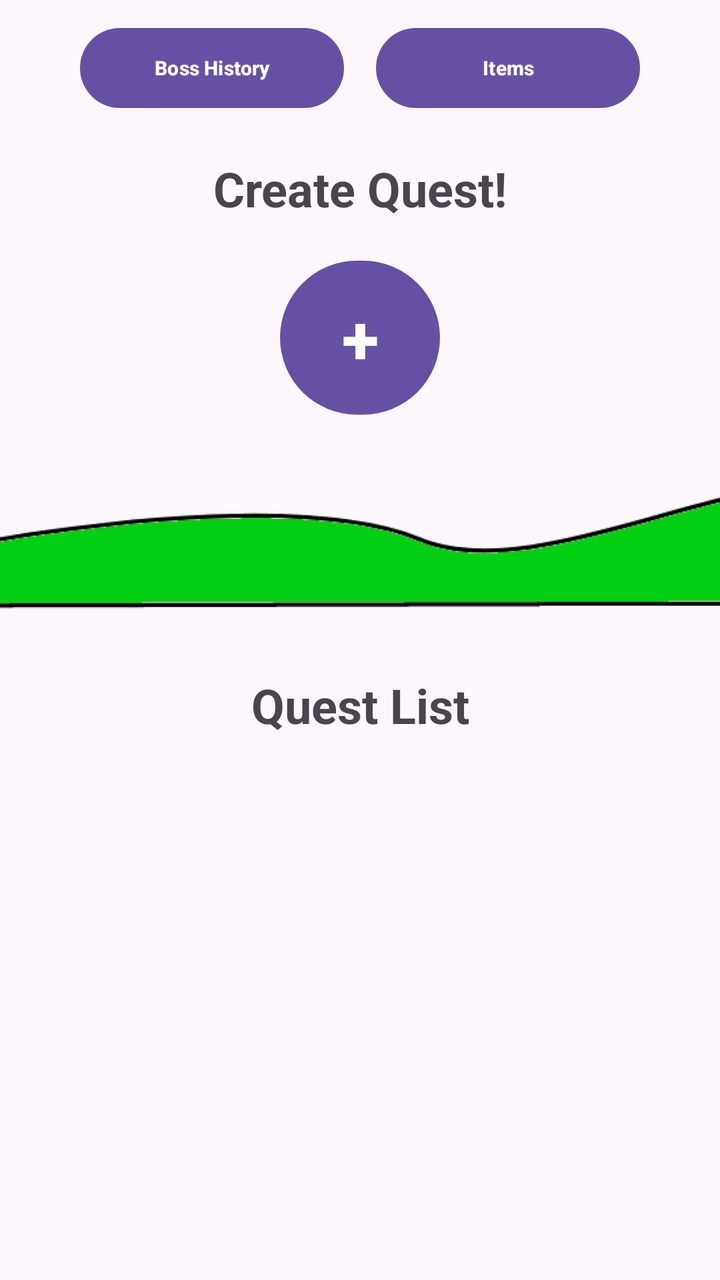
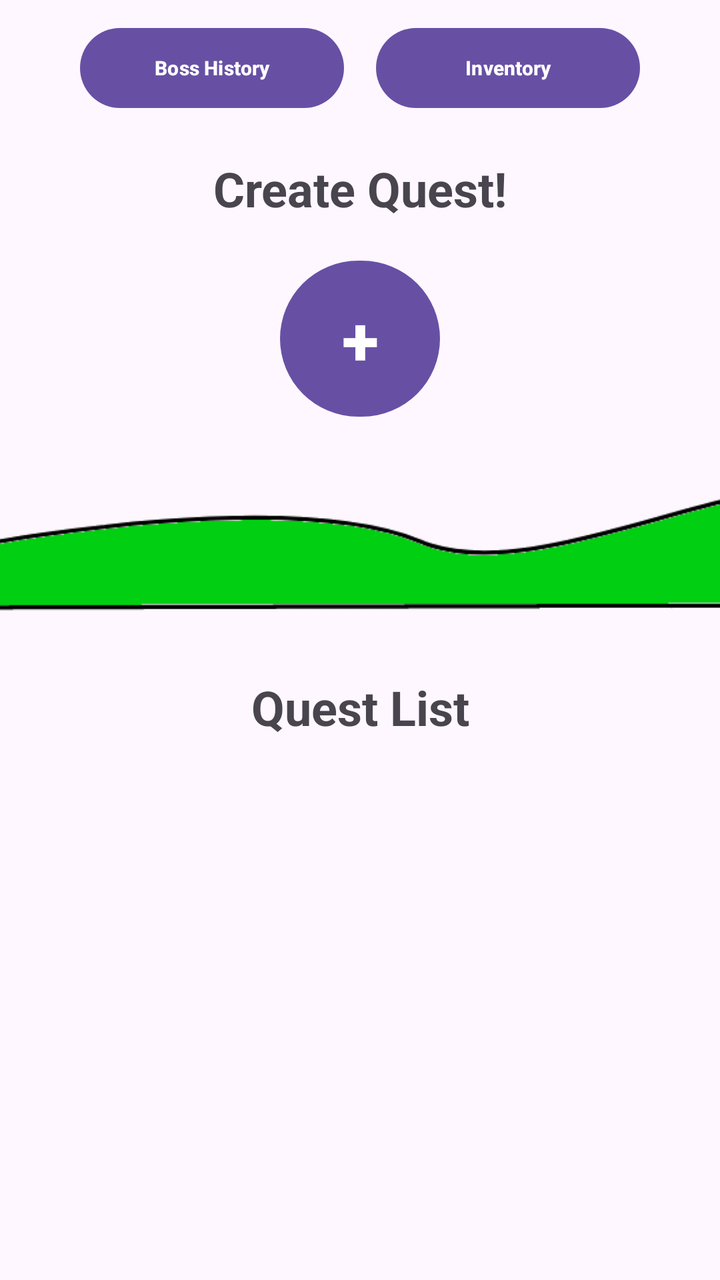

Before-and-after screenshots of an Android layout around one commit, followed by the original layout XML and the change that was made.
<!-- AndroidManifest.xml: application theme Theme.QuestLife -->
<!-- res/layout/activity_main.xml -->
<?xml version="1.0" encoding="utf-8"?>
<androidx.constraintlayout.widget.ConstraintLayout xmlns:android="http://schemas.android.com/apk/res/android"
    xmlns:app="http://schemas.android.com/apk/res-auto"
    xmlns:tools="http://schemas.android.com/tools"
    android:id="@+id/main"
    android:layout_width="match_parent"
    android:layout_height="match_parent"
    tools:context=".MainActivity">

    <Button
        android:id="@+id/button"
        android:layout_width="80dp"
        android:layout_height="85dp"
        android:layout_marginTop="16dp"
        android:text="+"
        android:textAlignment="center"
        android:textSize="34sp"
        android:textStyle="bold"
        app:layout_constraintEnd_toEndOf="parent"
        app:layout_constraintStart_toStartOf="parent"
        app:layout_constraintTop_toBottomOf="@+id/textView" />

    <Button
        android:id="@+id/items"
        android:layout_width="132dp"
        android:layout_height="48dp"
        android:layout_marginTop="10dp"
        android:layout_marginEnd="40dp"
        android:text="Items"
        android:textAlignment="center"
        android:textSize="10sp"
        android:textStyle="bold"
        app:layout_constraintEnd_toEndOf="parent"
        app:layout_constraintTop_toTopOf="parent" />

    <Button
        android:id="@+id/bosshistory"
        android:layout_width="132dp"
        android:layout_height="48dp"
        android:layout_marginStart="40dp"
        android:layout_marginTop="10dp"
        android:text="Boss History"
        android:textAlignment="center"
        android:textSize="10sp"
        android:textStyle="bold"
        app:layout_constraintStart_toStartOf="parent"
        app:layout_constraintTop_toTopOf="parent" />

    <TextView
        android:id="@+id/textView"
        android:layout_width="wrap_content"
        android:layout_height="wrap_content"
        android:layout_marginTop="20dp"
        android:text="Create Quest!"
        android:textSize="24sp"
        android:textStyle="bold"
        app:layout_constraintEnd_toEndOf="parent"
        app:layout_constraintStart_toStartOf="parent"
        app:layout_constraintTop_toBottomOf="@+id/items" />

    <ImageView
        android:id="@+id/imageView"
        android:layout_width="428dp"
        android:layout_height="125dp"
        app:layout_constraintStart_toStartOf="parent"
        app:layout_constraintTop_toBottomOf="@+id/button"
        app:srcCompat="@drawable/landscape" />

    <TextView
        android:id="@+id/textView2"
        android:layout_width="wrap_content"
        android:layout_height="wrap_content"
        android:text="Quest List"
        android:textAlignment="textStart"
        android:textSize="24sp"
        android:textStyle="bold"
        app:layout_constraintEnd_toEndOf="parent"
        app:layout_constraintStart_toStartOf="parent"
        app:layout_constraintTop_toBottomOf="@+id/imageView" />
</androidx.constraintlayout.widget.ConstraintLayout>
<!-- resources referenced by this layout -->
<resources>
  <!-- drawable landscape: png bitmap (drawable, 6272 bytes) -->
  <style name="Theme.QuestLife" parent="Base.Theme.QuestLife" />
  <style name="Base.Theme.QuestLife" parent="Theme.Material3.DayNight.NoActionBar">
          
          
      </style>
</resources>

<!-- the commit's change to res/layout/activity_main.xml (unified diff, before → after) -->
@@ -8,9 +8,9 @@
     tools:context=".MainActivity">
 
     <Button
-        android:id="@+id/button"
+        android:id="@+id/quest"
         android:layout_width="80dp"
-        android:layout_height="85dp"
+        android:layout_height="86dp"
         android:layout_marginTop="16dp"
         android:text="+"
         android:textAlignment="center"
@@ -21,12 +21,12 @@
         app:layout_constraintTop_toBottomOf="@+id/textView" />
 
     <Button
-        android:id="@+id/items"
+        android:id="@+id/inventory"
         android:layout_width="132dp"
         android:layout_height="48dp"
         android:layout_marginTop="10dp"
         android:layout_marginEnd="40dp"
-        android:text="Items"
+        android:text="Inventory"
         android:textAlignment="center"
         android:textSize="10sp"
         android:textStyle="bold"
@@ -56,14 +56,14 @@
         android:textStyle="bold"
         app:layout_constraintEnd_toEndOf="parent"
         app:layout_constraintStart_toStartOf="parent"
-        app:layout_constraintTop_toBottomOf="@+id/items" />
+        app:layout_constraintTop_toBottomOf="@+id/inventory" />
 
     <ImageView
         android:id="@+id/imageView"
         android:layout_width="428dp"
         android:layout_height="125dp"
         app:layout_constraintStart_toStartOf="parent"
-        app:layout_constraintTop_toBottomOf="@+id/button"
+        app:layout_constraintTop_toBottomOf="@+id/quest"
         app:srcCompat="@drawable/landscape" />
 
     <TextView
